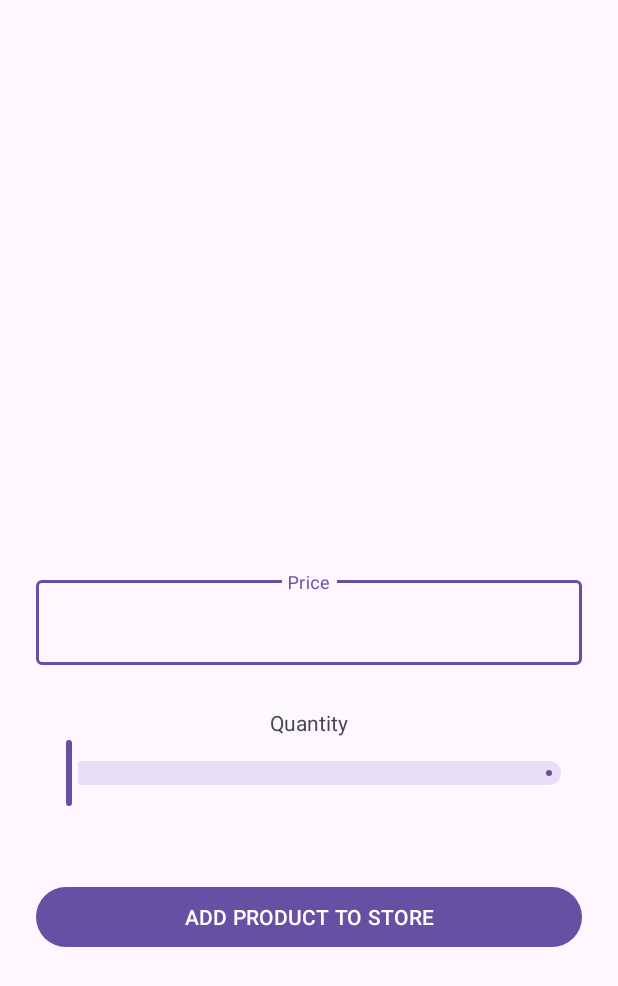
After one commit to TiagoOliveiraa/ShopBuddy, an Android app: the BuyProduct screen opened directly, with no data from a screen before it, on a phone screen of 412 x 824 dp. The commit adds this screen. Shown: the top 986 px of the screen. Run offline under Robolectric (Android 15) with nearby library versions, the phone set to English and light mode, and no system bars; Roboto replaces fonts that are not available here.

Commit message:
Finished the listing items logic, started the buy options

```diff
--- a/app/src/main/AndroidManifest.xml
+++ b/app/src/main/AndroidManifest.xml
@@ -12,6 +12,9 @@
         android:supportsRtl="true"
         android:theme="@style/Theme.ShopBuddy"
         tools:targetApi="31">
+        <activity
+            android:name=".view.shopping.BuyProduct"
+            android:exported="false" />
         <activity
             android:name=".view.list.ProductUpdateActivity"
             android:exported="false" />
--- /dev/null
+++ b/app/src/main/java/com/toliveira/shopbuddy/view/shopping/BuyProduct.kt
@@ -0,0 +1,22 @@
+package com.toliveira.shopbuddy.view.shopping
+
+import androidx.appcompat.app.AppCompatActivity
+import android.os.Bundle
+import com.toliveira.shopbuddy.R
+import com.toliveira.shopbuddy.databinding.ActivityBuyProductBinding
+
+class BuyProduct : AppCompatActivity() {
+
+
+    lateinit var binding : ActivityBuyProductBinding
+
+    override fun onCreate(savedInstanceState: Bundle?) {
+        super.onCreate(savedInstanceState)
+        binding = ActivityBuyProductBinding.inflate(layoutInflater)
+
+
+
+
+        setContentView(binding.root)
+    }
+}
--- /dev/null
+++ b/app/src/main/res/layout/activity_buy_product.xml
@@ -0,0 +1,54 @@
+<?xml version="1.0" encoding="utf-8"?>
+<androidx.constraintlayout.widget.ConstraintLayout xmlns:android="http://schemas.android.com/apk/res/android"
+    xmlns:app="http://schemas.android.com/apk/res-auto"
+    xmlns:tools="http://schemas.android.com/tools"
+    android:layout_width="match_parent"
+    android:layout_height="match_parent"
+    android:padding="24dp"
+    tools:context=".view.shopping.BuyProduct">
+
+
+    <com.google.android.material.textfield.TextInputLayout
+        android:id="@+id/price_edit_layout"
+        android:layout_width="match_parent"
+        android:layout_height="wrap_content"
+        app:layout_constraintBottom_toBottomOf="parent"
+        app:layout_constraintStart_toStartOf="parent"
+        app:layout_constraintTop_toTopOf="parent">
+
+
+        <com.google.android.material.textfield.TextInputEditText
+            android:id="@+id/price_edit_text"
+            android:layout_width="match_parent"
+            android:layout_height="match_parent"
+            android:gravity="center"
+            android:hint="Price"
+            android:textAlignment="center" />
+
+
+    </com.google.android.material.textfield.TextInputLayout>
+
+    <TextView
+        android:layout_width="wrap_content"
+        android:layout_height="wrap_content"
+        app:layout_constraintBottom_toTopOf="@id/quantity_slide"
+        android:text="Quantity"
+        app:layout_constraintStart_toStartOf="@id/quantity_slide"
+        app:layout_constraintEnd_toEndOf="@id/quantity_slide" />
+
+    <com.google.android.material.slider.RangeSlider
+        android:id="@+id/quantity_slide"
+        android:layout_width="match_parent"
+        android:layout_height="wrap_content"
+        android:layout_marginTop="48dp"
+        app:layout_constraintStart_toStartOf="parent"
+        app:layout_constraintTop_toBottomOf="@id/price_edit_layout" />
+
+    <com.google.android.material.button.MaterialButton
+        android:layout_width="match_parent"
+        android:layout_height="wrap_content"
+        app:layout_constraintTop_toBottomOf="@id/quantity_slide"
+        android:layout_marginTop="48dp"
+        android:text="ADD PRODUCT TO STORE"/>
+
+</androidx.constraintlayout.widget.ConstraintLayout>
--- a/app/src/main/res/layout/fragment_shopping.xml
+++ b/app/src/main/res/layout/fragment_shopping.xml
@@ -87,7 +87,9 @@
         android:layout_marginBottom="12dp"
         android:background="@drawable/row_background"
         app:layout_constraintBottom_toBottomOf="parent"
-        app:layout_constraintLeft_toLeftOf="parent" />
+        app:layout_constraintLeft_toLeftOf="parent"
+        android:textAlignment="center"
+        />
 
     <com.google.android.material.floatingactionbutton.FloatingActionButton
         android:id="@+id/addStoreButton"
--- a/app/src/main/res/layout/list_item_row.xml
+++ b/app/src/main/res/layout/list_item_row.xml
@@ -5,6 +5,7 @@
     android:layout_width="match_parent"
     android:layout_height="64dp"
     android:layout_margin="16dp"
+    android:elevation="20dp"
     >
 
 
--- a/app/src/main/res/layout/shopping_item_row.xml
+++ b/app/src/main/res/layout/shopping_item_row.xml
@@ -26,12 +26,12 @@
             android:textStyle="bold"
             app:layout_constraintBottom_toBottomOf="parent"
             app:layout_constraintLeft_toLeftOf="parent"
-            app:layout_constraintRight_toLeftOf="@id/item_delete_list"
+            app:layout_constraintRight_toLeftOf="@id/item_delete_shopping"
             app:layout_constraintTop_toTopOf="parent"
             tools:text="This is a test" />
 
         <ImageView
-            android:id="@+id/item_delete_list"
+            android:id="@+id/item_delete_shopping"
             android:layout_width="wrap_content"
             android:layout_height="wrap_content"
             android:src="@drawable/baseline_shopping_cart_24"
```
Also changed, not shown: app/src/main/java/com/toliveira/shopbuddy/view/shopping/ShoppingAdapter.kt (+29 -1 lines), app/src/main/java/com/toliveira/shopbuddy/view/shopping/ShoppingFragment.kt (+19 -3 lines).
